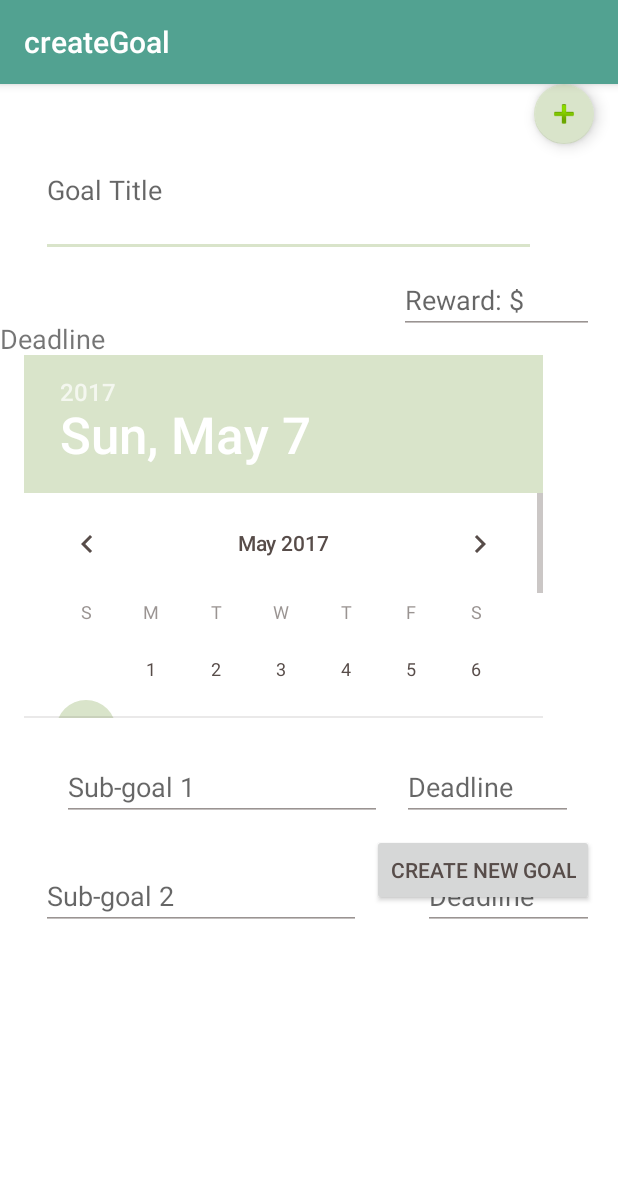
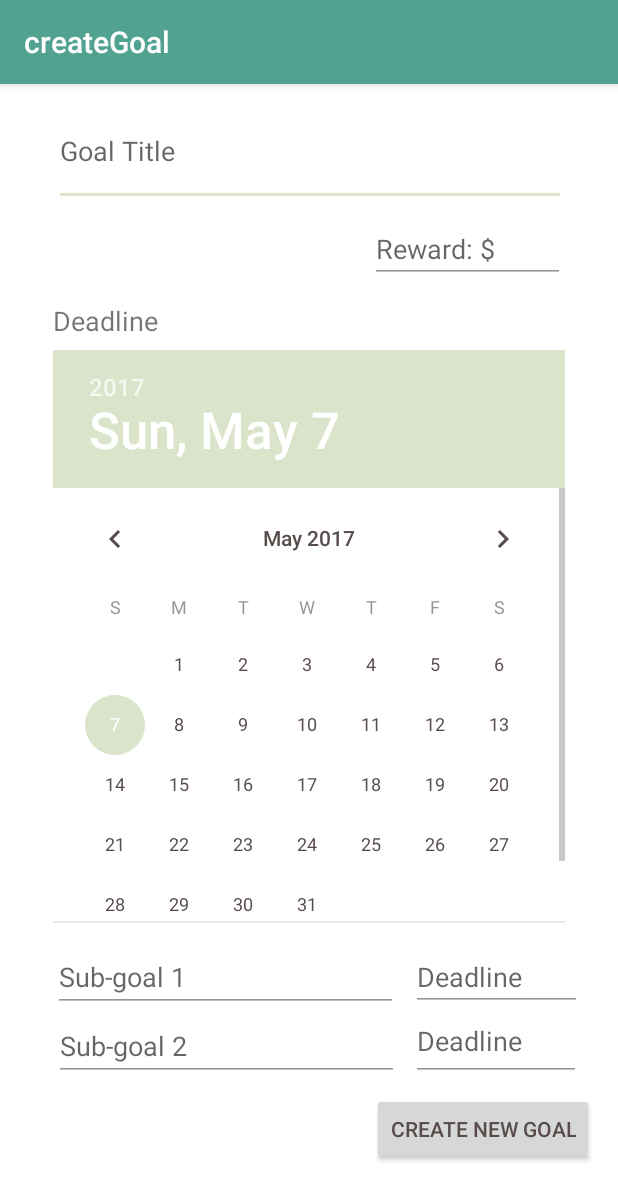
Before and after one commit to houssam7737/EMPath, an Android app: the createGoal screen opened directly, with no data from a screen before it, on a phone screen of 412 x 824 dp. Shown: the top 1200 px of the screen. Run offline under Robolectric (Android 15) with nearby library versions, the phone set to English and light mode, and no system bars.

Commit message:
Final create goal layout

```diff
--- a/app/src/main/res/layout/content_create_goal.xml
+++ b/app/src/main/res/layout/content_create_goal.xml
@@ -20,11 +20,11 @@
 
             <EditText
                 android:id="@+id/goalText"
-                android:layout_width="330dp"
-                android:layout_height="89dp"
+                android:layout_width="341dp"
+                android:layout_height="73dp"
                 android:layout_marginBottom="16dp"
                 android:layout_marginEnd="16dp"
-                android:layout_marginLeft="16dp"
+                android:layout_marginLeft="8dp"
                 android:layout_marginRight="16dp"
                 android:layout_marginStart="27dp"
                 android:layout_marginTop="8dp"
@@ -32,11 +32,11 @@
                 android:hint="Goal Title"
                 android:inputType="text"
                 app:layout_constraintBottom_toTopOf="@+id/editText5"
-                app:layout_constraintHorizontal_bias="0.0"
+                app:layout_constraintHorizontal_bias="0.311"
                 app:layout_constraintLeft_toLeftOf="parent"
                 app:layout_constraintRight_toRightOf="parent"
                 app:layout_constraintTop_toTopOf="parent"
-                app:layout_constraintVertical_bias="0.055" />
+                app:layout_constraintVertical_bias="0.0" />
 
             <EditText
                 android:id="@+id/editText12"
@@ -49,7 +49,7 @@
                 android:ems="10"
                 android:hint="Reward: $"
                 android:inputType="numberDecimal"
-                app:layout_constraintHorizontal_bias="1.0"
+                app:layout_constraintHorizontal_bias="0.923"
                 app:layout_constraintLeft_toLeftOf="parent"
                 app:layout_constraintRight_toRightOf="parent"
                 app:layout_constraintTop_toBottomOf="@+id/goalText"
@@ -59,45 +59,44 @@
                 android:id="@+id/textView2"
                 android:layout_width="wrap_content"
                 android:layout_height="wrap_content"
-                android:layout_marginBottom="8dp"
-                android:layout_marginTop="0dp"
+                android:layout_marginBottom="0dp"
                 android:text="Deadline"
                 android:textSize="18sp"
                 app:layout_constraintBottom_toTopOf="@+id/datePicker2"
+                android:layout_marginLeft="35dp"
+                app:layout_constraintLeft_toLeftOf="parent"
+                android:layout_marginTop="8dp"
                 app:layout_constraintTop_toBottomOf="@+id/editText12"
-                tools:layout_editor_absoluteX="16dp" />
+                app:layout_constraintVertical_bias="0.388" />
 
             <DatePicker
                 android:id="@+id/datePicker2"
-                android:layout_width="346dp"
-                android:layout_height="242dp"
-                android:layout_marginBottom="0dp"
+                android:layout_width="341dp"
+                android:layout_height="382dp"
+                android:layout_marginBottom="13dp"
                 android:layout_marginLeft="16dp"
                 android:layout_marginRight="16dp"
-                android:layout_marginTop="8dp"
+                android:isScrollContainer="true"
+                android:nestedScrollingEnabled="true"
                 app:layout_constraintBottom_toTopOf="@+id/editText5"
-                app:layout_constraintHorizontal_bias="0.0"
                 app:layout_constraintLeft_toLeftOf="parent"
-                app:layout_constraintRight_toRightOf="parent"
-                app:layout_constraintTop_toBottomOf="@+id/goalText"
-                app:layout_constraintVertical_bias="0.71"
-                tools:layout_editor_absoluteY="207dp"
-                tools:layout_editor_absoluteX="16dp" />
+                app:layout_constraintRight_toRightOf="parent" />
 
             <EditText
                 android:id="@+id/editText5"
-                android:layout_width="wrap_content"
-                android:layout_height="wrap_content"
+                android:layout_width="230dp"
+                android:layout_height="46dp"
                 android:layout_marginLeft="27dp"
                 android:layout_marginStart="27dp"
-                android:layout_marginTop="279dp"
+                android:layout_marginTop="440dp"
                 android:ems="10"
                 android:hint="Sub-goal 1"
                 android:inputType="textMultiLine"
                 app:layout_constraintHorizontal_bias="0.0"
                 app:layout_constraintLeft_toLeftOf="parent"
                 app:layout_constraintRight_toLeftOf="@+id/editText4"
-                app:layout_constraintTop_toBottomOf="@+id/editText12" />
+                app:layout_constraintTop_toBottomOf="@+id/editText12"
+                tools:layout_editor_absoluteX="25dp" />
 
             <EditText
                 android:id="@+id/editText4"
@@ -116,22 +115,21 @@
 
             <EditText
                 android:id="@+id/editText6"
-                android:layout_width="wrap_content"
-                android:layout_height="wrap_content"
-                android:layout_marginEnd="16dp"
+                android:layout_width="230dp"
+                android:layout_height="46dp"
                 android:layout_marginLeft="27dp"
                 android:layout_marginStart="27dp"
-                android:layout_marginTop="27dp"
                 android:ems="10"
                 android:hint="Sub-goal 2"
                 android:inputType="textMultiLine"
                 app:layout_constraintLeft_toLeftOf="parent"
+                app:layout_constraintRight_toLeftOf="@+id/editText7"
                 app:layout_constraintTop_toBottomOf="@+id/editText5" />
 
             <EditText
                 android:id="@+id/editText7"
-                android:layout_width="114dp"
-                android:layout_height="45dp"
+                android:layout_width="113dp"
+                android:layout_height="53dp"
                 android:layout_marginEnd="16dp"
                 android:layout_marginRight="16dp"
                 android:layout_marginTop="17dp"
@@ -139,7 +137,7 @@
                 android:hint="Deadline"
                 android:inputType="date"
                 app:layout_constraintBottom_toBottomOf="@+id/editText6"
-                app:layout_constraintHorizontal_bias="1.0"
+                app:layout_constraintHorizontal_bias="0.714"
                 app:layout_constraintLeft_toRightOf="@+id/editText6"
                 app:layout_constraintRight_toRightOf="parent"
                 app:layout_constraintTop_toBottomOf="@+id/editText4"
@@ -151,25 +149,16 @@
                 android:layout_height="wrap_content"
                 android:layout_marginBottom="16dp"
                 android:layout_marginEnd="16dp"
-                android:layout_marginRight="21dp"
+                android:layout_marginRight="16dp"
                 android:onClick="createNewGoal"
                 android:text="Create New Goal"
                 app:layout_constraintBottom_toBottomOf="parent"
-                app:layout_constraintRight_toRightOf="parent" />
+                app:layout_constraintRight_toRightOf="parent"
+                android:layout_marginTop="8dp"
+                app:layout_constraintTop_toBottomOf="@+id/editText6"
+                app:layout_constraintVertical_bias="0.025" />
 
         </android.support.constraint.ConstraintLayout>
     </android.support.v4.widget.NestedScrollView>
 
-    <android.support.design.widget.FloatingActionButton
-        android:id="@+id/floatingActionButton"
-        android:layout_width="wrap_content"
-        android:layout_height="wrap_content"
-        android:layout_gravity="center_vertical|center_horizontal"
-        android:layout_marginRight="16dp"
-        android:clickable="true"
-        android:src="@android:drawable/ic_input_add"
-        android:visibility="visible"
-        app:fabSize="mini"
-        app:layout_anchor="@+id/nestedScrollView"
-        app:layout_anchorGravity="top|right" />
 </android.support.design.widget.CoordinatorLayout>
```
